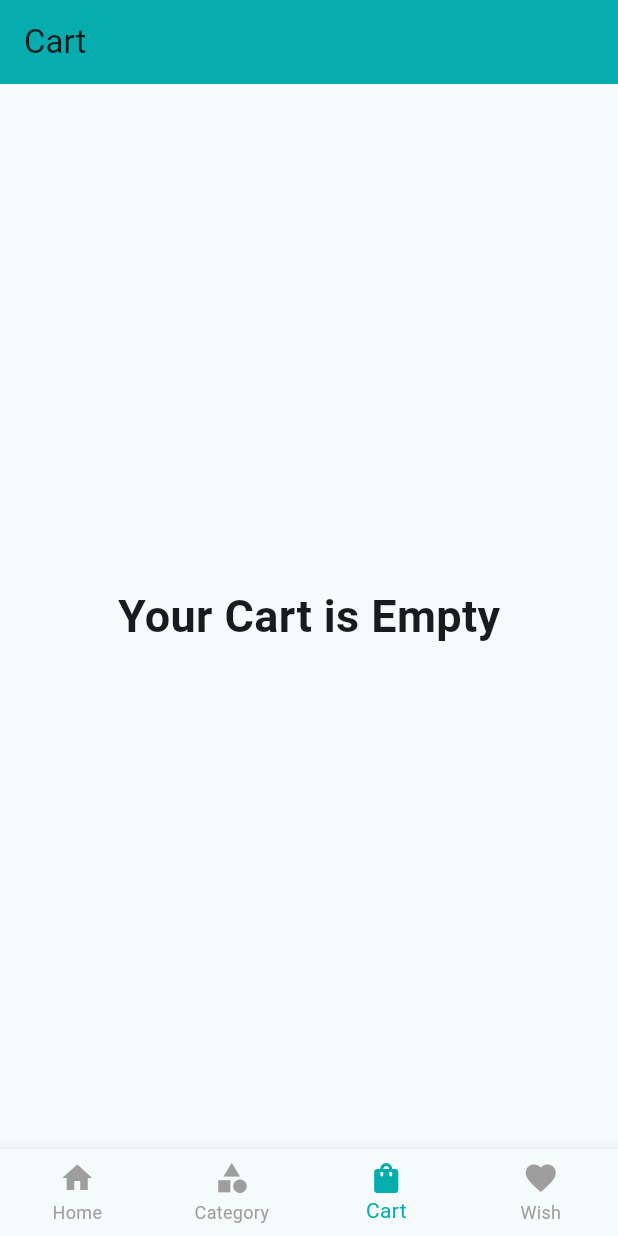
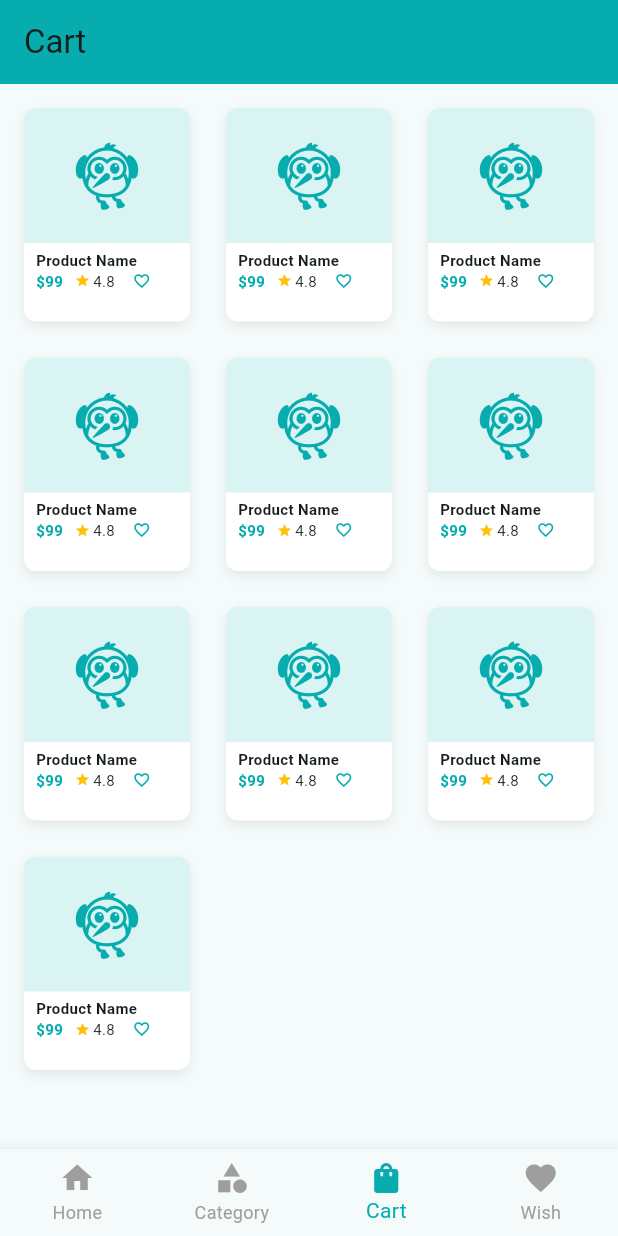
Before and after one commit to iArgho/crafty_bay_ecommerce_flutter, a Flutter app: the screen it shows after launch, item 3 of the bottom bar chosen, on a phone screen of 412 x 824 dp. Run offline on Flutter 3.47's test engine with Material 3 defaults, Android fonts, the phone set to English and light mode, and no system bars; our stand-ins replace carousel_slider, flutter_svg, get, pin_code_fields.

Commit message:
Card Screen UI has been done

```diff
--- a/lib/presentation/UI/screens/bottomnavscreen/bottom_cart_screen.dart
+++ b/lib/presentation/UI/screens/bottomnavscreen/bottom_cart_screen.dart
@@ -1,4 +1,4 @@
-
+import 'package:crafty_bay_ecommerce_flutter/presentation/UI/widget/product_card.dart';
 import 'package:flutter/material.dart';
 
 class BottomCartScreen extends StatelessWidget {
@@ -6,10 +6,19 @@ class BottomCartScreen extends StatelessWidget {
 
   @override
   Widget build(BuildContext context) {
-    return const Center(
-      child: Text(
-        'Your Cart is Empty',
-        style: TextStyle(fontSize: 30, fontWeight: FontWeight.bold),
+    return Padding(
+      padding: const EdgeInsets.all(8.0),
+      child: GridView.builder(
+        gridDelegate: const SliverGridDelegateWithFixedCrossAxisCount(
+          crossAxisCount: 3,
+          crossAxisSpacing: 8,
+          mainAxisSpacing: 8,
+          childAspectRatio: 0.8,
+        ),
+        itemCount: 10,
+        itemBuilder: (context, index) {
+          return const ProductCard();
+        },
       ),
     );
   }
--- a/lib/presentation/UI/widget/product_card.dart
+++ b/lib/presentation/UI/widget/product_card.dart
@@ -36,7 +36,7 @@ class ProductCard extends StatelessWidget {
               ),
               child: const Center(
                 child: Icon(
-                  Icons.category,
+                  Icons.flutter_dash,
                   size: 50,
                   color: AppColor.primaryColor,
                 ),
```
